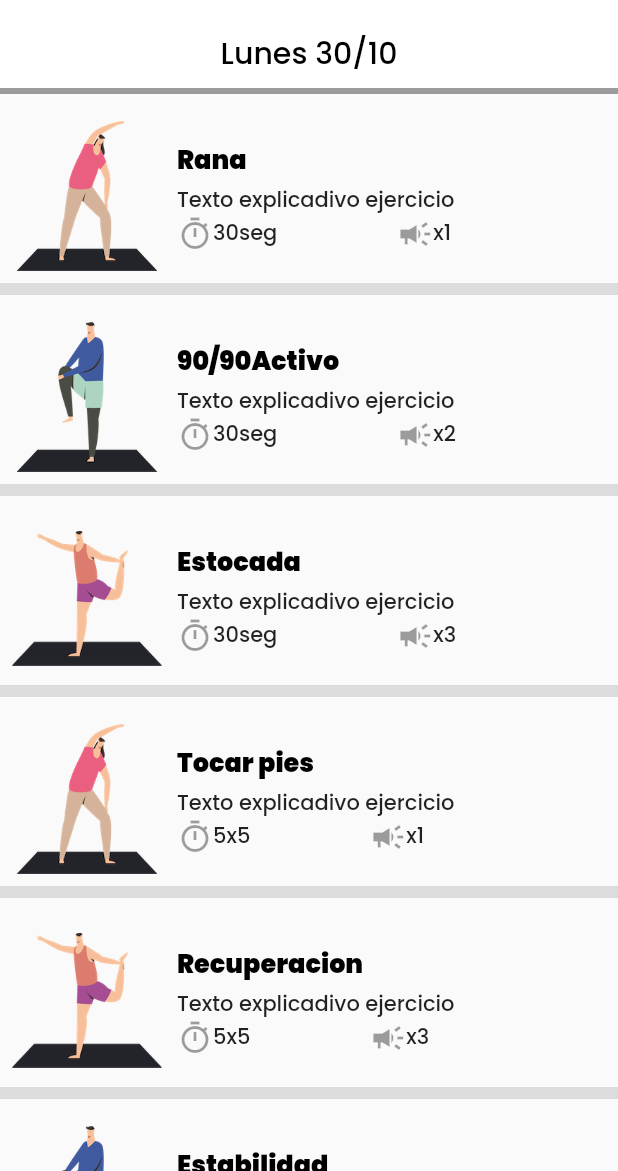
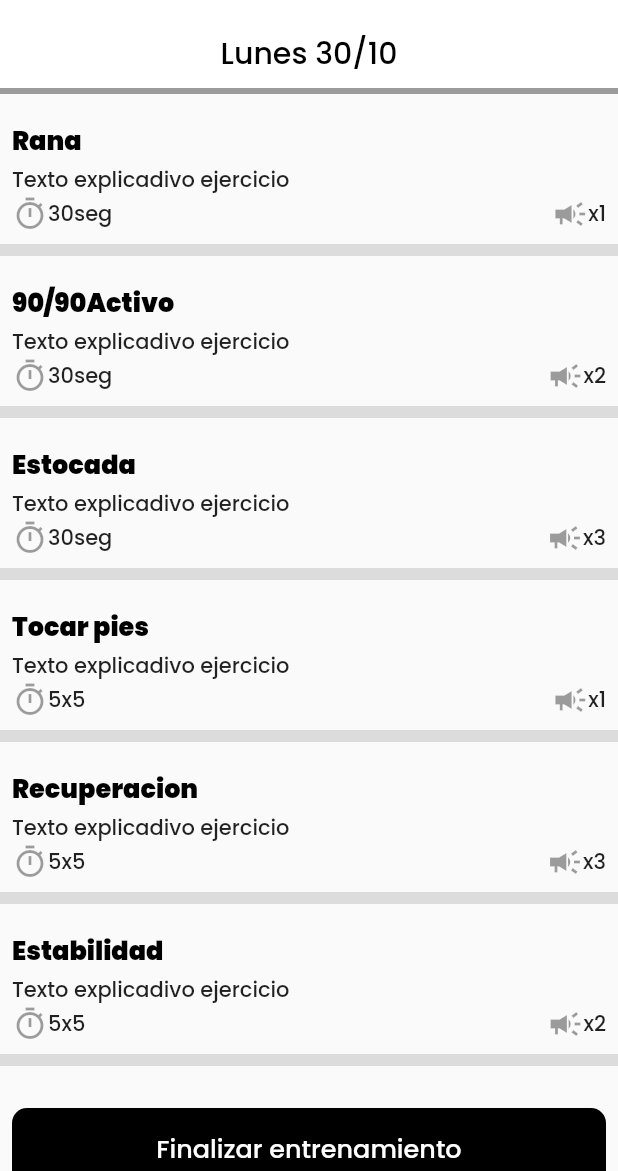
Before and after one commit to mastra/kinesop_app, a Flutter app: the screen it shows after launch, after a tap on "Entrar", after a tap on "VER PLANILLA DE EJERCICIOS", after a tap on "Lunes 1/10", on a phone screen of 412 x 824 dp, the part 65-1236 px from its top. Run offline on Flutter 3.47's test engine with Material 2 defaults, Android fonts, the light colour scheme and no system bars; our stand-ins replace get, table_calendar.

Commit message:
cambios esteticos

```diff
--- a/lib/main.dart
+++ b/lib/main.dart
@@ -53,7 +53,7 @@ TextStyle heading5 = TextStyle(
   color: Colors.black,
 );
 TextStyle heading5gray = TextStyle(
-  fontSize: 17,
+  fontSize: 15,
   fontWeight: FontWeight.bold,
   color: Colors.grey,
 );
--- a/lib/screen/calendar_screen.dart
+++ b/lib/screen/calendar_screen.dart
@@ -107,8 +107,10 @@ class _CalendarScreenState extends State<CalendarScreen> {
       body: SingleChildScrollView(
         child: Container(
           color: Colors.black12,
-          padding: EdgeInsets.only(left: 4, right: 4),
+          margin: EdgeInsets.zero,
+          //padding: EdgeInsets.only(left: 4, right: 4),
           child: Column(
+            //crossAxisAlignment: CrossAxisAlignment.center,
             mainAxisSize: MainAxisSize.max,
             children: <Widget>[
               // Switch out 2 lines below to play with TableCalendar's settings
@@ -141,6 +143,27 @@ class _CalendarScreenState extends State<CalendarScreen> {
     print('CALLBACK: _onCalendarCreated');
   }
 
+  Widget _buildEventsMarker(DateTime date, List events) {
+    return AnimatedContainer(
+      duration: const Duration(milliseconds: 300),
+      decoration: BoxDecoration(
+        borderRadius: BorderRadius.circular(6),
+        shape: BoxShape.rectangle,
+        color: _calendarController.isSelected(date)
+            ? Colors.black
+            : date.day < 15
+                ? Colors.black26
+                : Colors.red,
+      ),
+      width: 6.0,
+      height: 6.0,
+      child: Text(
+        //'${events.length}',
+        "",
+      ),
+    );
+  }
+
 // Simple TableCalendar configuration (using Styles)
   Widget _buildTableCalendar() {
     return TableCalendar(
@@ -149,13 +172,16 @@ class _CalendarScreenState extends State<CalendarScreen> {
       events: _events,
       startingDayOfWeek: StartingDayOfWeek.monday,
       calendarStyle: CalendarStyle(
-        markersPositionTop: -24,
-        weekendStyle: TextStyle(color: Colors.black38),
-        selectedColor: Colors.black26,
+        //markersPositionTop: 0,
+        weekendStyle: TextStyle(color: Colors.black12),
+        selectedColor: Colors.red,
         todayColor: Colors.black,
         markersColor: Colors.black26,
         outsideDaysVisible: false,
+        markersPositionBottom: 0,
+        markersMaxAmount: 1,
         renderDaysOfWeek: true,
+        weekdayStyle: TextStyle(color: Colors.white),
       ),
       daysOfWeekStyle: DaysOfWeekStyle(
         //decoration: BoxDecoration(color: Colors.yellow),
@@ -163,7 +189,7 @@ class _CalendarScreenState extends State<CalendarScreen> {
             DateFormat.E(locale).format(date).toUpperCase(),
         weekendStyle: TextStyle(
           //backgroundColor: Colors.green,
-          color: Colors.black54,
+          color: Colors.white,
         ),
       ),
       initialCalendarFormat: CalendarFormat.month,
@@ -183,23 +209,43 @@ class _CalendarScreenState extends State<CalendarScreen> {
       onDaySelected: _onDaySelected,
       onVisibleDaysChanged: _onVisibleDaysChanged,
       onCalendarCreated: _onCalendarCreated,
+      builders: CalendarBuilders(
+        markersBuilder: (context, date, events, holidays) {
+          final children = <Widget>[];
+
+          if (events.isNotEmpty) {
+            children.add(
+              Positioned(
+                left: 18,
+                bottom: 0,
+                child: _buildEventsMarker(date, events),
+              ),
+            );
+          }
+
+          return children;
+        },
+      ),
     );
   }
 
   Widget _buildEventList() {
     return Column(
       children: _selectedEvents
-          .map((event) => FlatButton(
-              onPressed: () => Get.to(WorkScreen(widget.nextTab)),
+          .map((event) => InkWell(
+              onTap: () => Get.to(WorkScreen(widget.nextTab)),
               child: Container(
                 width: double.infinity,
                 decoration: BoxDecoration(
-                  border: Border.all(color: Colors.black26),
+                  //border: Border.all(color: Colors.black26),
                   borderRadius: BorderRadius.circular(10),
                   color: Colors.white,
                 ),
-                margin: const EdgeInsets.all(4),
-                padding: EdgeInsets.all(14),
+                margin: const EdgeInsets.all(8),
+                padding: EdgeInsets.symmetric(
+                  vertical: 10,
+                  horizontal: 8,
+                ),
                 child: Column(
                     crossAxisAlignment: CrossAxisAlignment.start,
                     children: [
@@ -207,13 +253,51 @@ class _CalendarScreenState extends State<CalendarScreen> {
                         "Lunes 1/10",
                         style: TextStyle(fontWeight: FontWeight.bold),
                       ),
-                      Text(
-                        event.toString(),
+                      Row(
+                        mainAxisAlignment: MainAxisAlignment.spaceAround,
+                        children: [
+                          Icon(Icons.calendar_today),
+                          Text(
+                            "2 Ejercicios",
+                            style: TextStyle(fontSize: 13),
+                          ),
+                          SizedBox(
+                            width: 20,
+                          ),
+                          Icon(Icons.timer),
+                          Text(
+                            "50 min",
+                            style: TextStyle(fontSize: 13),
+                          ),
+                          RawMaterialButton(
+                            onPressed: () {},
+                            fillColor: Colors.black,
+                            child: Icon(
+                              Icons.play_arrow,
+                              size: 20.0,
+                              color: Colors.white,
+                            ),
+                            padding: EdgeInsets.all(2.0),
+                            shape: CircleBorder(),
+                          )
+                        ],
                       ),
                       SizedBox(height: 10),
-                      Text(
-                        "Recuperacion",
-                        style: TextStyle(fontSize: 14),
+                      Row(
+                        children: [
+                          Icon(
+                            Icons.circle,
+                            color: Colors.red,
+                            size: 10,
+                          ),
+                          SizedBox(
+                            width: 8,
+                          ),
+                          Text(
+                            "Recuperacion",
+                            style: TextStyle(fontSize: 14),
+                          ),
+                        ],
                       ),
                     ]
                     // Text("Lun 1"),
--- a/lib/screen/login_screen.dart
+++ b/lib/screen/login_screen.dart
@@ -83,7 +83,7 @@ class LoginScreen extends StatelessWidget {
                         onPressed: () {
                           //Get.to(Signup());
                         },
-                        child: Text("Registro"),
+                        child: Text("Recuperar contraseña"),
                       )
                     ],
                   ),
--- a/lib/screen/user_screen.dart
+++ b/lib/screen/user_screen.dart
@@ -70,26 +70,8 @@ class UserScreen extends StatelessWidget {
         });
   }
 
-  @override
-  Widget build(BuildContext context) {
-    // const divider = Divider(
-    //   height: 1,
-    //   thickness: 1,
-    //   indent: 10,
-    //   endIndent: 10,
-    // );
-    return Scaffold(
-      appBar: AppBar(
-        title: Text(
-          "PERFIL",
-          style: TextStyle(color: Colors.black26, fontSize: 14),
-        ),
-        centerTitle: true,
-        backgroundColor: Colors.white,
-        elevation: 0,
-      ),
-      body: SingleChildScrollView(
-        child: Column(
+  Widget userHeader(BuildContext context) {
+    return Column(
       children: [
         Container(
           padding: EdgeInsets.only(
@@ -145,9 +127,39 @@ class UserScreen extends StatelessWidget {
           endIndent: 0,
           color: Colors.black26,
         ),
+      ],
+    );
+  }
+
+  @override
+  Widget build(BuildContext context) {
+    // const divider = Divider(
+    //   height: 1,
+    //   thickness: 1,
+    //   indent: 10,
+    //   endIndent: 10,
+    // );
+    return Scaffold(
+      appBar: AppBar(
+        title: Text(
+          "PERFIL",
+          style: TextStyle(color: Colors.black26, fontSize: 14),
+        ),
+        centerTitle: true,
+        backgroundColor: Colors.white,
+        elevation: 0,
+      ),
+      body: Column(
+        mainAxisAlignment: MainAxisAlignment.spaceEvenly,
+        children: [
+          userHeader(context),
+          Expanded(
+            child: SingleChildScrollView(
+              child: Column(
+                children: [
                   Container(
                     padding: EdgeInsets.all(14),
-              color: Colors.black12,
+                    color: Color.fromRGBO(240, 240, 240, 1),
                     child: Center(
                       child: Column(
                         mainAxisAlignment: MainAxisAlignment.center,
@@ -178,7 +190,8 @@ class UserScreen extends StatelessWidget {
                             child: Column(
                               children: [
                                 Row(
-                            mainAxisAlignment: MainAxisAlignment.spaceEvenly,
+                                  mainAxisAlignment:
+                                      MainAxisAlignment.spaceEvenly,
                                   children: [
                                     Text(
                                       "Lesión",
@@ -194,7 +207,8 @@ class UserScreen extends StatelessWidget {
                                   color: Colors.black38,
                                 ),
                                 Row(
-                            mainAxisAlignment: MainAxisAlignment.spaceEvenly,
+                                  mainAxisAlignment:
+                                      MainAxisAlignment.spaceEvenly,
                                   children: [
                                     Text(
                                       "Objetivo",
@@ -216,7 +230,8 @@ class UserScreen extends StatelessWidget {
                             child: Row(
                               children: [
                                 Icon(Icons.download_outlined),
-                          Expanded(child: Text("DESCARGAR PLAN NUTRICIONAL")),
+                                Expanded(
+                                    child: Text("DESCARGAR PLAN NUTRICIONAL")),
                                 Icon(Icons.chevron_right),
                               ],
                             ),
@@ -254,6 +269,9 @@ class UserScreen extends StatelessWidget {
                 ],
               ),
             ),
+          ),
+        ],
+      ),
     );
   }
 }
--- a/lib/screen/work_screen.dart
+++ b/lib/screen/work_screen.dart
@@ -4,69 +4,6 @@ class WorkScreen extends StatelessWidget {
   final VoidCallback nextTab;
 
   WorkScreen(this.nextTab);
-
-  Widget workCard(BuildContext context, int ikey, String title, String desc,
-      String cat, String rep, int num) {
-    return Dismissible(
-      //confirmDismiss: (direction) async {
-      //  return false;
-      //},
-      background: stackBehindDismiss(),
-      key: ObjectKey(ikey),
-      child: Column(
-        children: [
-          Container(
-            padding: const EdgeInsets.all(8.0),
-            margin: EdgeInsets.only(top: 10),
-            child: Row(
-              mainAxisAlignment: MainAxisAlignment.start,
-              children: [
-                SizedBox(
-                  child: Image.asset("images/ejercicio$num.png"),
-                  width: 100,
-                  height: 100,
-                ),
-                SizedBox(
-                  width: 10,
-                ),
-                Expanded(
-                  child: Column(
-                      crossAxisAlignment: CrossAxisAlignment.start,
-                      children: [
-                        Text(
-                          title,
-                          style: Theme.of(context).textTheme.headline5,
-                        ),
-                        SizedBox(height: 4),
-                        Text(desc),
-                        Row(
-                          mainAxisAlignment: MainAxisAlignment.start,
-                          children: [
-                            Icon(
-                              Icons.timer_sharp,
-                              color: Colors.black38,
-                            ),
-                            Text(rep),
-                            SizedBox(
-                              width: 80,
-                            ),
-                            Icon(
-                              Icons.campaign_sharp,
-                              color: Colors.black38,
-                            ),
-                            Text("x$num"),
-                          ],
-                        ),
-                      ]),
-                ),
-              ],
-            ),
-          ),
-          Divider(height: 8, thickness: 8, color: Colors.black12)
-        ],
-      ),
-    );
-  }
 
   @override
   Widget build(BuildContext context) {
@@ -104,18 +41,18 @@ class WorkScreen extends StatelessWidget {
               height: 4,
             ),
 //                  SizedBox(height: 10),
-            workCard(context, 1, "Rana", "Texto explicadivo ejercicio",
+            WorkCardWidget(1, "Rana", "Texto explicadivo ejercicio",
                 "Movilidad", "30seg", 1),
-            workCard(context, 2, "90/90Activo", "Texto explicadivo ejercicio",
+            WorkCardWidget(2, "90/90Activo", "Texto explicadivo ejercicio",
                 "Movilidad", "30seg", 2),
-            workCard(context, 3, "Estocada", "Texto explicadivo ejercicio",
+            WorkCardWidget(3, "Estocada", "Texto explicadivo ejercicio",
                 "Movilidad", "30seg", 3),
-            workCard(context, 4, "Tocar pies", "Texto explicadivo ejercicio",
-                "", "5x5", 1),
-            workCard(context, 5, "Recuperacion", "Texto explicadivo ejercicio",
-                "", "5x5", 3),
-            workCard(context, 6, "Estabilidad", "Texto explicadivo ejercicio",
-                "", "5x5", 2),
+            WorkCardWidget(
+                4, "Tocar pies", "Texto explicadivo ejercicio", "", "5x5", 1),
+            WorkCardWidget(
+                5, "Recuperacion", "Texto explicadivo ejercicio", "", "5x5", 3),
+            WorkCardWidget(
+                6, "Estabilidad", "Texto explicadivo ejercicio", "", "5x5", 2),
             SizedBox(
               height: 20,
             ),
@@ -145,6 +82,110 @@ class WorkScreen extends StatelessWidget {
       ),
     );
   }
+}
+
+class WorkCardWidget extends StatefulWidget {
+  final int ikey;
+  final String title;
+  final String desc;
+  final String cat;
+  final String rep;
+  final int num;
+  bool done = false;
+  WorkCardWidget(
+      this.ikey, this.title, this.desc, this.cat, this.rep, this.num);
+  @override
+  _WorkCardWidgetState createState() => _WorkCardWidgetState();
+}
+
+class _WorkCardWidgetState extends State<WorkCardWidget> {
+  @override
+  Widget build(BuildContext context) {
+    return Stack(
+      children: [
+        buildActiveCard(context),
+        widget.done
+            ? Positioned.fill(
+                child: Opacity(
+                  opacity: 0.5, //!widget.done ? 0.0 : 0.75,
+                  //child: Expanded(
+                  child: Container(
+                    color: Colors.black,
+                  ),
+                  // ),
+                ),
+              )
+            : Container(),
+      ],
+    );
+  }
+
+  Widget buildActiveCard(BuildContext context) {
+    return Dismissible(
+      //confirmDismiss: (direction) async {
+      //  return false;
+      //},
+      background: stackBehindDismiss(),
+      key: ObjectKey(widget.ikey),
+      confirmDismiss: (direction) {
+        setState(() {
+          widget.done = true;
+        });
+
+        return Future.value(false);
+      },
+      onDismissed: (direction) {},
+      child: Column(
+        children: [
+          Container(
+            //color: Color.fromARGB(100, 0, 0, 0),
+            padding: const EdgeInsets.all(8.0),
+            margin: EdgeInsets.only(top: 10),
+            child: Row(
+              mainAxisAlignment: MainAxisAlignment.start,
+              children: [
+                Expanded(
+                  child: Column(
+                      crossAxisAlignment: CrossAxisAlignment.start,
+                      children: [
+                        Text(
+                          widget.title,
+                          style: Theme.of(context).textTheme.headline5,
+                        ),
+                        SizedBox(height: 4),
+                        Text(widget.desc),
+                        Row(
+                          mainAxisAlignment: MainAxisAlignment.start,
+                          children: [
+                            Icon(
+                              Icons.timer_sharp,
+                              color: Colors.black38,
+                            ),
+                            Text(widget.rep),
+                            Expanded(
+                                child: Container(
+                              color: Colors.red,
+                            )),
+                            SizedBox(
+                                // width: ,
+                                ),
+                            Icon(
+                              Icons.campaign_sharp,
+                              color: Colors.black38,
+                            ),
+                            Text("x${widget.num}"),
+                          ],
+                        ),
+                      ]),
+                ),
+              ],
+            ),
+          ),
+          Divider(height: 8, thickness: 8, color: Colors.black12)
+        ],
+      ),
+    );
+  }
 
   Widget stackBehindDismiss() {
     return Container(
--- a/pubspec.yaml
+++ b/pubspec.yaml
@@ -23,8 +23,8 @@ environment:
 dependencies:
   flutter:
     sdk: flutter
-  get: ^3.13.2
-  table_calendar: ^2.2.3
+  get: 3.20.1
+  table_calendar: 2.3.3
   #table_calendar:
   #  git:
   #    url: https://github.com/mastra/table_calendar
```
Also changed, not shown: pubspec.lock. Lines whose indentation alone changed are shown as unchanged.
